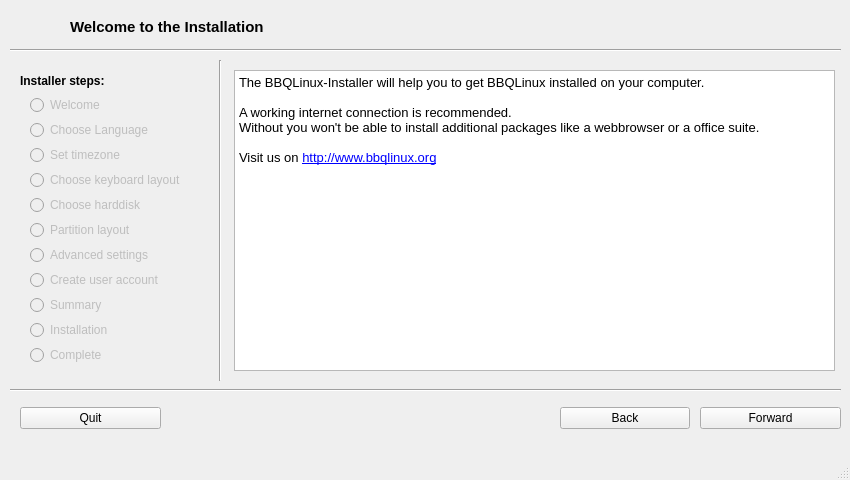
Above: src/usr/share/bbqlinux-installer/qt_interface.ui from bbqlinux/bbqlinux-installer before the change. Below: the same form after it.
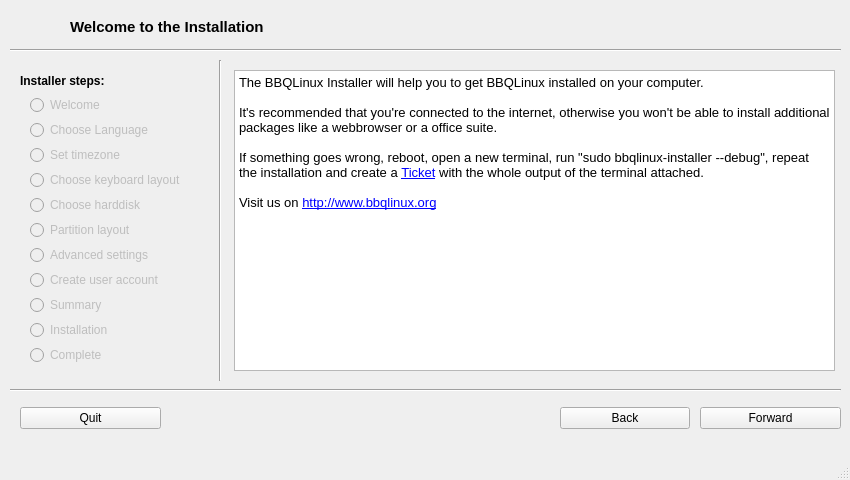
That is the form after the change. Icons and pictures are not drawn.

```diff
--- a/src/usr/share/bbqlinux-installer/qt_interface.ui
+++ b/src/usr/share/bbqlinux-installer/qt_interface.ui
@@ -70,10 +70,11 @@
 &lt;html&gt;&lt;head&gt;&lt;meta name=&quot;qrichtext&quot; content=&quot;1&quot; /&gt;&lt;style type=&quot;text/css&quot;&gt;
 p, li { white-space: pre-wrap; }
 &lt;/style&gt;&lt;/head&gt;&lt;body style=&quot; font-family:'Sans'; font-size:10pt; font-weight:400; font-style:normal;&quot;&gt;
-&lt;p style=&quot; margin-top:0px; margin-bottom:0px; margin-left:0px; margin-right:0px; -qt-block-indent:0; text-indent:0px;&quot;&gt;&lt;span style=&quot; font-family:'Droid Sans';&quot;&gt;The BBQLinux-Installer will help you to get BBQLinux installed on your computer.&lt;/span&gt;&lt;/p&gt;
+&lt;p style=&quot; margin-top:0px; margin-bottom:0px; margin-left:0px; margin-right:0px; -qt-block-indent:0; text-indent:0px;&quot;&gt;&lt;span style=&quot; font-family:'Droid Sans';&quot;&gt;The BBQLinux Installer will help you to get BBQLinux installed on your computer.&lt;/span&gt;&lt;/p&gt;
 &lt;p style=&quot;-qt-paragraph-type:empty; margin-top:0px; margin-bottom:0px; margin-left:0px; margin-right:0px; -qt-block-indent:0; text-indent:0px; font-family:'Droid Sans';&quot;&gt;&lt;br /&gt;&lt;/p&gt;
-&lt;p style=&quot; margin-top:0px; margin-bottom:0px; margin-left:0px; margin-right:0px; -qt-block-indent:0; text-indent:0px;&quot;&gt;&lt;span style=&quot; font-family:'Droid Sans';&quot;&gt;A working internet connection is recommended.&lt;/span&gt;&lt;/p&gt;
-&lt;p style=&quot; margin-top:0px; margin-bottom:0px; margin-left:0px; margin-right:0px; -qt-block-indent:0; text-indent:0px;&quot;&gt;&lt;span style=&quot; font-family:'Droid Sans';&quot;&gt;Without you won't be able to install additional packages like a webbrowser or a office suite.&lt;/span&gt;&lt;/p&gt;
+&lt;p style=&quot; margin-top:0px; margin-bottom:0px; margin-left:0px; margin-right:0px; -qt-block-indent:0; text-indent:0px;&quot;&gt;&lt;span style=&quot; font-family:'Droid Sans';&quot;&gt;It's recommended that you're connected to the internet, otherwise you won't be able to install additional packages like a webbrowser or a office suite.&lt;/span&gt;&lt;/p&gt;
+&lt;p style=&quot;-qt-paragraph-type:empty; margin-top:0px; margin-bottom:0px; margin-left:0px; margin-right:0px; -qt-block-indent:0; text-indent:0px; font-family:'Droid Sans';&quot;&gt;&lt;br /&gt;&lt;/p&gt;
+&lt;p style=&quot; margin-top:0px; margin-bottom:0px; margin-left:0px; margin-right:0px; -qt-block-indent:0; text-indent:0px;&quot;&gt;&lt;span style=&quot; font-family:'Droid Sans';&quot;&gt;If something goes wrong, reboot, open a new terminal, run &amp;quot;sudo bbqlinux-installer --debug&amp;quot;, repeat the installation and create a &lt;/span&gt;&lt;a href=&quot;http://sourceforge.net/p/bbqlinux/tickets/&quot;&gt;&lt;span style=&quot; text-decoration: underline; color:#0000ff;&quot;&gt;Ticket&lt;/span&gt;&lt;/a&gt;&lt;span style=&quot; font-family:'Droid Sans';&quot;&gt; with the whole output of the terminal attached.&lt;/span&gt;&lt;/p&gt;
 &lt;p style=&quot;-qt-paragraph-type:empty; margin-top:0px; margin-bottom:0px; margin-left:0px; margin-right:0px; -qt-block-indent:0; text-indent:0px; font-family:'Droid Sans';&quot;&gt;&lt;br /&gt;&lt;/p&gt;
 &lt;p style=&quot; margin-top:0px; margin-bottom:0px; margin-left:0px; margin-right:0px; -qt-block-indent:0; text-indent:0px;&quot;&gt;&lt;span style=&quot; font-family:'Droid Sans';&quot;&gt;Visit us on &lt;/span&gt;&lt;a href=&quot;http://www.bbqlinux.org&quot;&gt;&lt;span style=&quot; text-decoration: underline; color:#0000ff;&quot;&gt;http://www.bbqlinux.org&lt;/span&gt;&lt;/a&gt;&lt;/p&gt;&lt;/body&gt;&lt;/html&gt;</string>
          </property>
```
Left out of the diff: 2 changed lines with no effect on the pictures.
